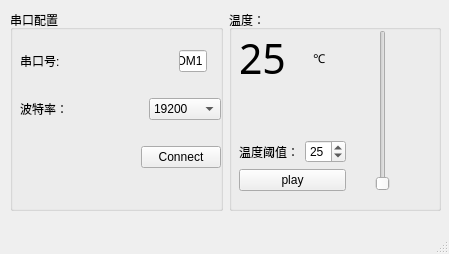
The window that python_uart/untitled.ui (songzhishuo/Step_verilog) describes before a commit, drawn with Qt 5.
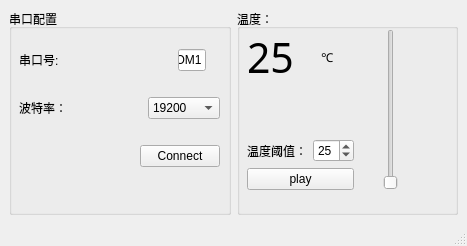
The same window after the commit.

The edit to the form file:
```diff
--- a/python_uart/untitled.ui
+++ b/python_uart/untitled.ui
@@ -6,25 +6,16 @@
    <rect>
     <x>0</x>
     <y>0</y>
-    <width>449</width>
-    <height>254</height>
+    <width>467</width>
+    <height>246</height>
    </rect>
   </property>
   <property name="windowTitle">
    <string>MainWindow</string>
   </property>
   <widget class="QWidget" name="centralwidget">
-   <widget class="QWidget" name="">
-    <property name="geometry">
-     <rect>
-      <x>10</x>
-      <y>10</y>
-      <width>431</width>
-      <height>201</height>
-     </rect>
-    </property>
-    <layout class="QHBoxLayout" name="horizontalLayout_6">
-     <item>
+   <layout class="QGridLayout" name="gridLayout">
+    <item row="0" column="0">
       <widget class="QGroupBox" name="groupBox">
        <property name="title">
         <string>串口配置</string>
@@ -160,7 +151,7 @@
        </widget>
       </widget>
      </item>
-     <item>
+    <item row="0" column="1">
       <widget class="QGroupBox" name="groupBox_2">
        <property name="title">
         <string>温度：</string>
@@ -311,13 +302,12 @@
      </item>
     </layout>
    </widget>
-  </widget>
   <widget class="QMenuBar" name="menubar">
    <property name="geometry">
     <rect>
      <x>0</x>
      <y>0</y>
-     <width>449</width>
+     <width>467</width>
      <height>22</height>
     </rect>
    </property>
```
Lines whose indentation alone changed are shown as unchanged.
